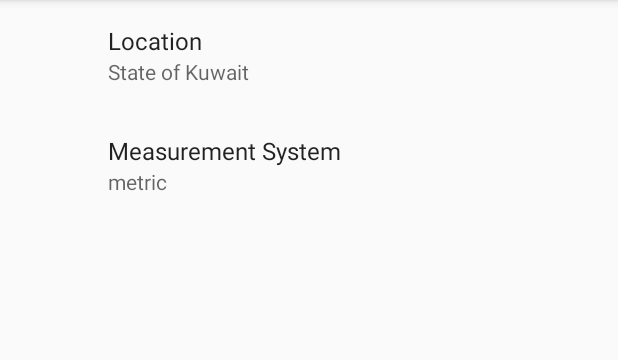
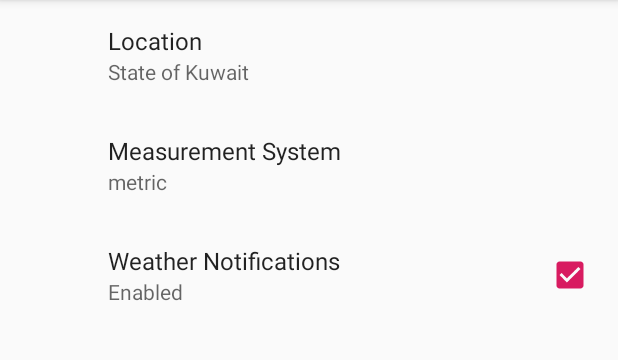
Before and after one commit to barmej/android-degree-c09-weather-forecasts, an Android app: the screen it shows after launch (SettingsActivity), in the options menu, after a tap on "Settings", on a phone screen of 412 x 824 dp, the part 84-444 px from its top. Run offline under Robolectric (Android 15) with nearby library versions, the phone set to English and light mode, and no system bars; our stand-ins replace Room's generated code, androidx.preference; 7 statements that could not run were skipped.

Commit message:
Add preference for notifications in PreferenceFragment

```diff
--- a/app/src/main/java/com/barmej/weatherforecasts/ui/fragments/SettingsFragment.java
+++ b/app/src/main/java/com/barmej/weatherforecasts/ui/fragments/SettingsFragment.java
@@ -4,6 +4,7 @@ import android.content.SharedPreferences;
 import android.os.Bundle;
 import android.text.TextUtils;
 
+import androidx.preference.CheckBoxPreference;
 import androidx.preference.ListPreference;
 import androidx.preference.Preference;
 import androidx.preference.PreferenceFragmentCompat;
@@ -34,7 +35,9 @@ public class SettingsFragment extends PreferenceFragmentCompat implements Shared
         int count = prefScreen.getPreferenceCount();
         for (int i = 0; i < count; i++) {
             Preference preference = prefScreen.getPreference(i);
-            setPreferenceSummary(preference);
+            if (preference != null && !(preference instanceof CheckBoxPreference)) {
+                setPreferenceSummary(preference);
+            }
         }
     }
 
@@ -57,7 +60,7 @@ public class SettingsFragment extends PreferenceFragmentCompat implements Shared
 
         // Update preference summary
         Preference preference = findPreference(key);
-        if (preference != null) {
+        if (preference != null && !(preference instanceof CheckBoxPreference)) {
             setPreferenceSummary(preference);
         }
 
--- /dev/null
+++ b/app/src/main/res/values/bools.xml
@@ -0,0 +1,6 @@
+<?xml version="1.0" encoding="utf-8"?>
+<resources>
+
+    <bool name="show_notifications_by_default">true</bool>
+
+</resources>
--- a/app/src/main/res/values/strings.xml
+++ b/app/src/main/res/values/strings.xml
@@ -23,7 +23,9 @@
     <string name="pref_units_label">Measurement System</string>
     <string name="pref_units_label_metric">Metric</string>
     <string name="pref_units_label_imperial">Imperial</string>
-
+    <string name="pref_enable_notifications_label">Weather Notifications</string>
+    <string name="pref_enable_notifications_enabled">Enabled</string>
+    <string name="pref_enable_notifications_not_enabled">Not Enabled</string>
     <!-- - - - - - - - - - - - - - - - -
       - Used by WeatherUtils           -
       - - - - - - - - - - - - - - - - -->
--- a/app/src/main/res/xml/settings.xml
+++ b/app/src/main/res/xml/settings.xml
@@ -21,4 +21,12 @@
         android:summary="@string/pref_units_metric"
         android:title="@string/pref_units_label" />
 
+    <!-- To determine if the user want to get notifications or not-->
+    <CheckBoxPreference
+        android:defaultValue="@bool/show_notifications_by_default"
+        android:key="@string/pref_enable_notifications_key"
+        android:summaryOff="@string/pref_enable_notifications_not_enabled"
+        android:summaryOn="@string/pref_enable_notifications_enabled"
+        android:title="@string/pref_enable_notifications_label" />
+
 </PreferenceScreen>
```
Also changed, not shown: app/src/main/java/com/barmej/weatherforecasts/utils/NotificationUtils.java (+6 -2 lines), app/src/main/java/com/barmej/weatherforecasts/utils/SharedPreferencesHelper.java (+19 -0 lines), 1 other file.
